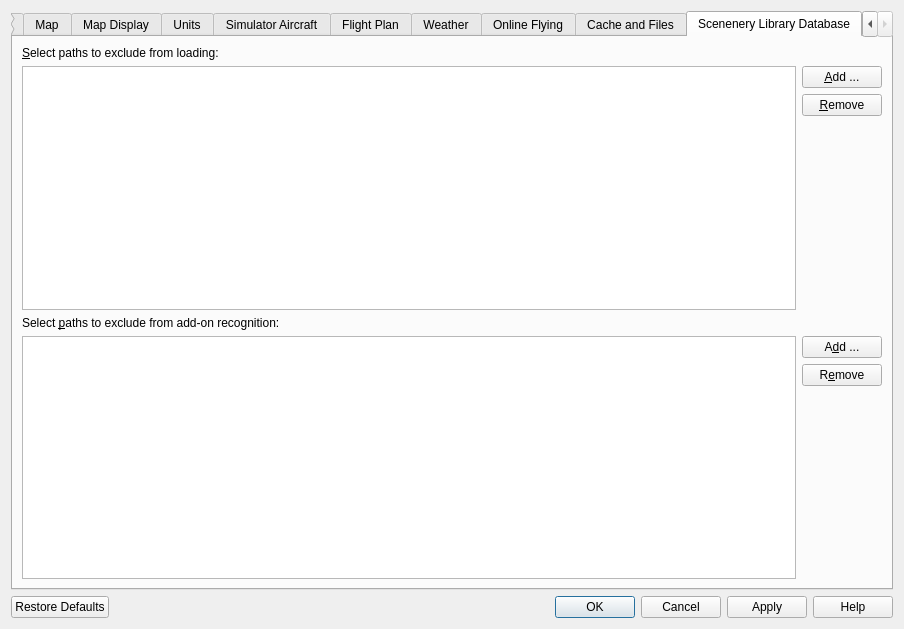
Above: src/options/options.ui from albar965/littlenavmap before the change. Below: the same form after it.
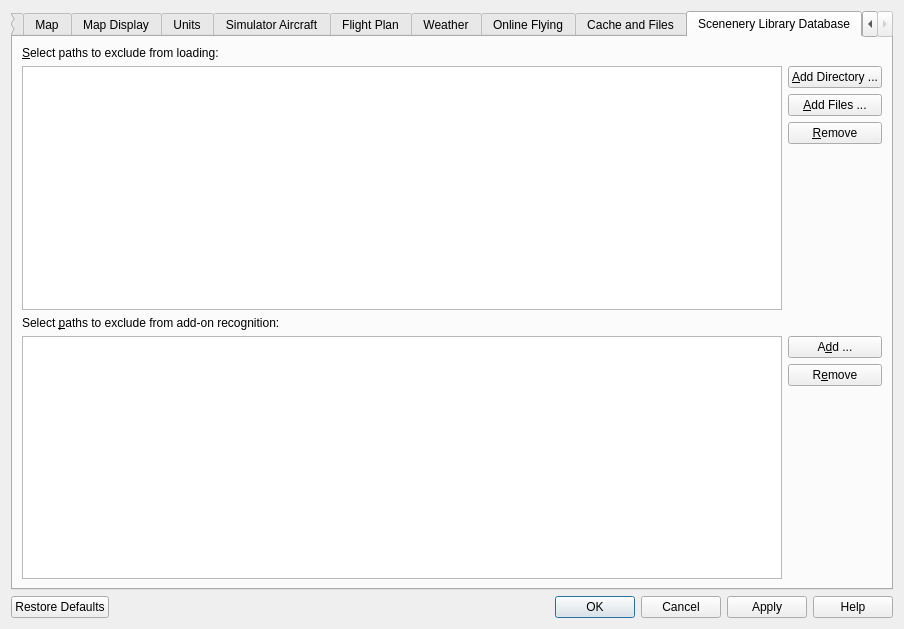
That is the form after the change. The open tabs and pages were chosen to show the change.

Commit message: Files can now be excluded from loading for all simulators in options dialog. List in exclusion paths now allow multi selection. All #29

What changed in the file:
```diff
--- a/src/options/options.ui
+++ b/src/options/options.ui
@@ -3360,7 +3360,14 @@
          <item alignment="Qt::AlignTop">
           <widget class="QPushButton" name="pushButtonOptionsDatabaseAddExclude">
            <property name="text">
-            <string>&amp;Add ...</string>
+            <string>&amp;Add Directory ...</string>
+           </property>
+          </widget>
+         </item>
+         <item>
+          <widget class="QPushButton" name="pushButtonOptionsDatabaseAddExcludeFile">
+           <property name="text">
+            <string>&amp;Add Files ...</string>
            </property>
           </widget>
          </item>
@@ -3398,7 +3405,10 @@
           <set>QAbstractItemView::NoEditTriggers</set>
          </property>
          <property name="alternatingRowColors">
-          <bool>false</bool>
+          <bool>true</bool>
+         </property>
+         <property name="selectionMode">
+          <enum>QAbstractItemView::ExtendedSelection</enum>
          </property>
         </widget>
        </item>
@@ -3414,6 +3424,12 @@
          <property name="editTriggers">
           <set>QAbstractItemView::NoEditTriggers</set>
          </property>
+         <property name="alternatingRowColors">
+          <bool>true</bool>
+         </property>
+         <property name="selectionMode">
+          <enum>QAbstractItemView::ExtendedSelection</enum>
+         </property>
         </widget>
        </item>
        <item row="0" column="2" colspan="2">
```
Left out of the diff: 6 changed lines with no effect on the pictures. The commit also changes 5 other files.
